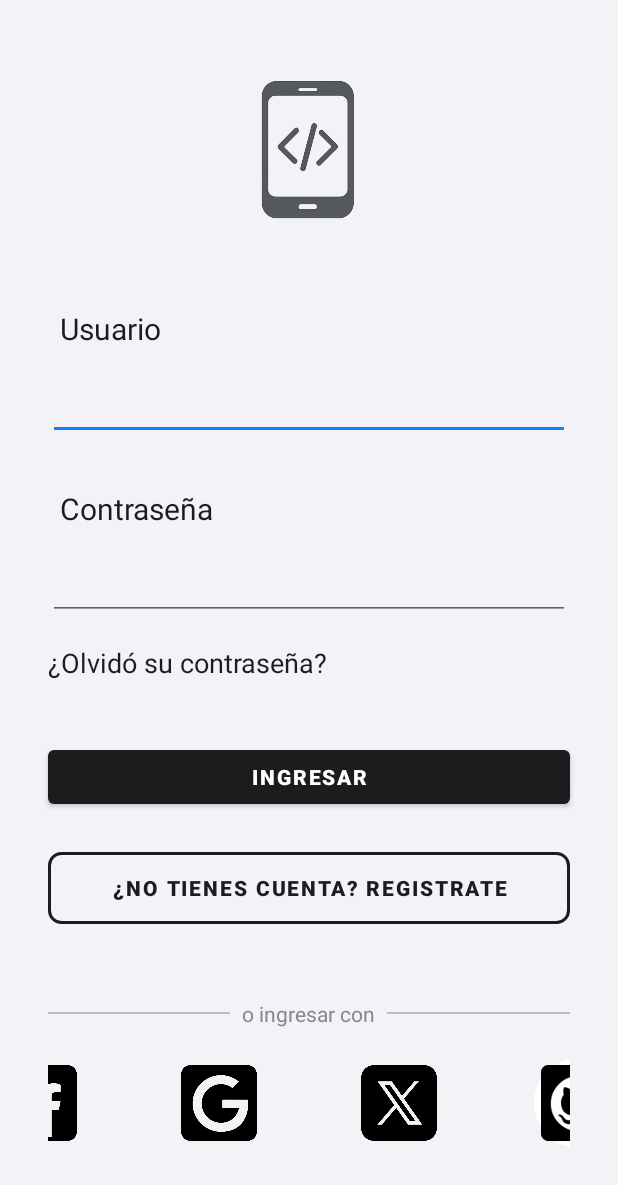
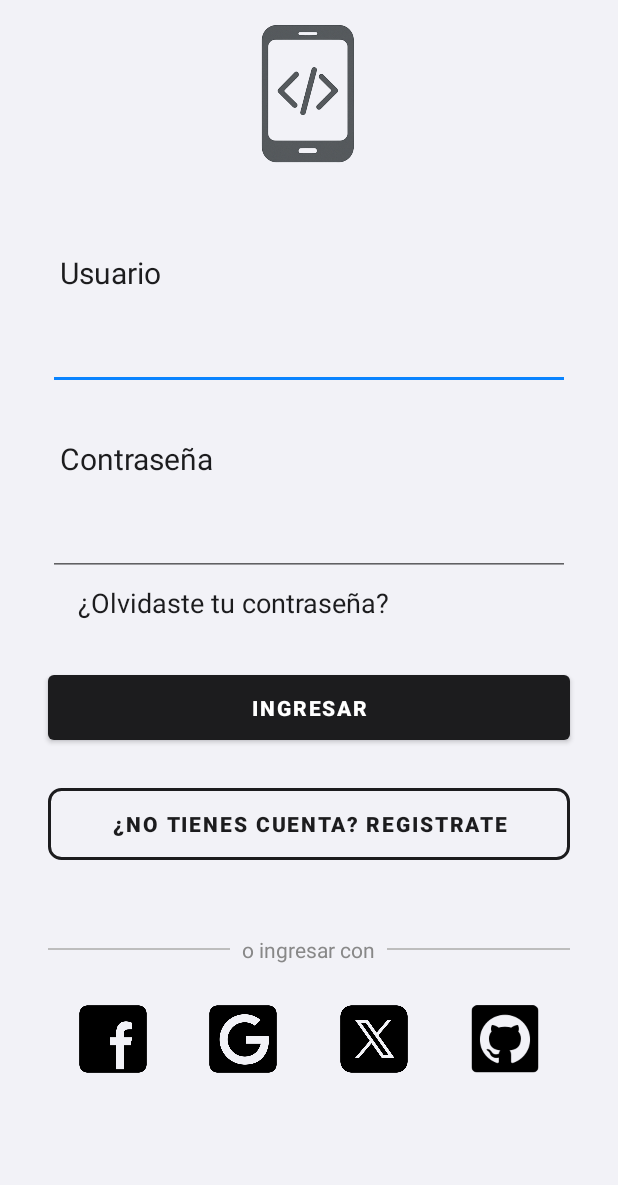
Before and after one commit to RodrigoCapreDev/Grupo5_AplicacionesMoviles, an Android app: the screen it shows after launch (MainActivity), on a phone screen of 412 x 824 dp. Shown: the top 1185 px of the screen. Run offline under Robolectric (Android 15) with nearby library versions, the phone set to English and light mode, and no system bars.

Commit message:
Se agrego funcionalidad a los login buttoms

```diff
--- a/TP1/app/src/main/java/com/grupo5/app1/MainActivity.kt
+++ b/TP1/app/src/main/java/com/grupo5/app1/MainActivity.kt
@@ -11,6 +11,10 @@ class MainActivity : AppCompatActivity() {
     private lateinit var etPassword: EditText
     private lateinit var btnLogin: Button
     private lateinit var tvRegister: TextView
+    private lateinit var btnFb: ImageView
+    private lateinit var btnGoogle: ImageView
+    private lateinit var btnX: ImageView
+    private lateinit var btnGithub: ImageView
 
     override fun onCreate(savedInstanceState: Bundle?) {
         super.onCreate(savedInstanceState)
@@ -20,6 +24,10 @@ class MainActivity : AppCompatActivity() {
         etPassword = findViewById(R.id.etPassword)
         btnLogin = findViewById(R.id.btnLogin)
         tvRegister = findViewById(R.id.tvRegister)
+        btnFb = findViewById(R.id.icon1)
+        btnGoogle = findViewById(R.id.icon2)
+        btnX = findViewById(R.id.icon3)
+        btnGithub = findViewById(R.id.icon4)
 
         btnLogin.setOnClickListener {
             val usuario = etUsuario.text.toString().trim()
@@ -33,6 +41,20 @@ class MainActivity : AppCompatActivity() {
                 Toast.makeText(this, "Usuario o contraseña incorrectos", Toast.LENGTH_SHORT).show()
             }
         }
+        btnFb.setOnClickListener {
+            Toast.makeText(this, "No disponible nunca", Toast.LENGTH_SHORT).show()
+        }
+        btnGoogle.setOnClickListener {
+            Toast.makeText(this, "No disponible nunca", Toast.LENGTH_SHORT).show()
+        }
+        btnX.setOnClickListener {
+            Toast.makeText(this, "No disponible nunca", Toast.LENGTH_SHORT).show()
+        }
+        btnGithub.setOnClickListener {
+            Toast.makeText(this, "No disponible nunca", Toast.LENGTH_SHORT).show()
+        }
+
+
 
         tvRegister.setOnClickListener {
             val intent = Intent(this, RegisterActivity::class.java)
--- a/TP1/app/src/main/res/drawable/bg_edittext_rounded.xml
+++ /dev/null
@@ -1,7 +0,0 @@
-<?xml version="1.0" encoding="utf-8"?>
-
-<shape xmlns:android="http://schemas.android.com/apk/res/android">
-    <solid android:color="#FFFFFF"/>
-    <stroke android:width="1dp" android:color="#D1D1D6"/>
-    <corners android:radius="12dp"/>
-</shape>
--- a/TP1/app/src/main/res/drawable/rounded_background.xml
+++ /dev/null
@@ -1,5 +0,0 @@
-<shape xmlns:android="http://schemas.android.com/apk/res/android"
-    android:shape="rectangle">
-    <solid android:color="#FFFFFF" /> <!-- Color de fondo si querés -->
-    <corners android:radius="3000dp" />  <!-- Radio de las esquinas -->
-</shape>
--- a/TP1/app/src/main/res/layout/activity_main.xml
+++ b/TP1/app/src/main/res/layout/activity_main.xml
@@ -39,7 +39,7 @@
 
         <EditText
             android:id="@+id/etUsuario"
-            android:padding="10dp"
+            android:padding="12dp"
             android:layout_width="0dp"
             android:layout_height="wrap_content"
             android:layout_marginStart="32dp"
@@ -54,7 +54,6 @@
 
         <TextView
             android:id="@+id/tvUserLabel2"
-
             android:textColor="#1C1C1E"
             android:layout_width="0dp"
             android:layout_height="wrap_content"
@@ -73,12 +72,11 @@
 
         <EditText
             android:id="@+id/etPassword"
-            android:padding="10dp"
+            android:padding="12dp"
             android:layout_width="0dp"
             android:layout_height="wrap_content"
             android:layout_marginStart="32dp"
             android:layout_marginEnd="32dp"
-            android:layout_marginBottom="16dp"
             android:ems="10"
             android:inputType="textPassword"
             app:layout_constraintTop_toBottomOf="@+id/tvUserLabel2"
@@ -91,10 +89,12 @@
             android:layout_width="wrap_content"
             android:layout_height="wrap_content"
             android:layout_marginStart="32dp"
-            android:layout_marginBottom="20dp"
+            android:paddingTop="5dp"
+            android:paddingBottom="10dp"
+            android:paddingHorizontal="20dp"
             android:clickable="true"
             android:focusable="true"
-            android:text="¿Olvidó su contraseña?"
+            android:text="¿Olvidaste tu contraseña?"
             android:textColor="#1C1C1E"
             android:textSize="18sp"
             app:layout_constraintTop_toBottomOf="@+id/etPassword"
@@ -106,7 +106,7 @@
             android:textColor="#FFFFFF"
             android:textStyle="bold"
             android:layout_width="0dp"
-            android:layout_height="48dp"
+            android:layout_height="55dp"
             android:layout_marginStart="32dp"
             android:layout_marginEnd="32dp"
             android:layout_marginTop="20dp"
@@ -172,21 +172,23 @@
         android:id="@+id/socialIconsLayout"
         android:layout_width="0dp"
         android:layout_height="wrap_content"
-        android:layout_marginBottom="20dp"
         android:layout_marginHorizontal="32dp"
+        android:layout_marginBottom="100dp"
+        android:gravity="center"
         android:orientation="horizontal"
-        android:gravity="center"
         android:weightSum="4"
-        app:layout_constraintTop_toBottomOf="@id/divisorLine"
         app:layout_constraintBottom_toBottomOf="parent"
+        app:layout_constraintEnd_toEndOf="parent"
         app:layout_constraintStart_toStartOf="parent"
-        app:layout_constraintEnd_toEndOf="parent">
+        app:layout_constraintTop_toBottomOf="@id/divisorLine">
 
         <ImageView
             android:id="@+id/icon1"
-            android:layout_width="60dp"
+            android:contentDescription="Logo facebook"
+            android:layout_width="0dp"
             android:layout_height="60dp"
-            android:layout_marginHorizontal="30dp"
+            android:layout_weight="1"
+            android:padding="3dp"
             android:clickable="true"
             android:focusable="true"
             android:scaleType="centerInside"
@@ -194,35 +196,40 @@
 
         <ImageView
             android:id="@+id/icon2"
-            android:layout_width="60dp"
+            android:contentDescription="Logo google"
+            android:layout_width="0dp"
             android:layout_height="60dp"
-            android:layout_marginHorizontal="30dp"
-            android:src="@drawable/logo_google"
+            android:layout_weight="1"
+            android:padding="3dp"
             android:clickable="true"
             android:focusable="true"
-            android:scaleType="centerInside" />
+            android:scaleType="centerInside"
+            android:src="@drawable/logo_google" />
 
         <ImageView
             android:id="@+id/icon3"
-            android:layout_width="60dp"
+            android:contentDescription="Logo x"
+            android:layout_width="0dp"
             android:layout_height="60dp"
-            android:layout_marginHorizontal="30dp"
-            android:src="@drawable/logo_x"
+            android:layout_weight="1"
+            android:padding="3dp"
             android:clickable="true"
             android:focusable="true"
-            android:scaleType="centerInside" />
+            android:scaleType="centerInside"
+            android:src="@drawable/logo_x" />
 
         <ImageView
             android:id="@+id/icon4"
-            android:layout_width="60dp"
+            android:contentDescription="Logo github"
+            android:layout_width="0dp"
             android:layout_height="60dp"
-            android:layout_marginHorizontal="30dp"
-            android:src="@drawable/logo_github"
+            android:layout_weight="1"
+            android:padding="3dp"
             android:clickable="true"
-            android:background="@drawable/rounded_background"
             android:focusable="true"
-            android:scaleType="centerInside" />
-</LinearLayout>
+            android:scaleType="centerInside"
+            android:src="@drawable/logo_github" />
+    </LinearLayout>
 
 
 
```
